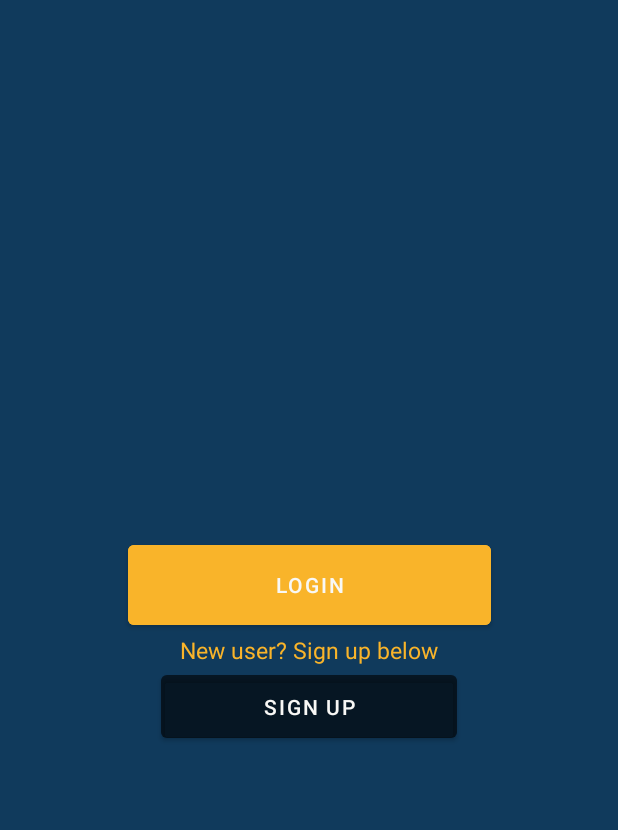
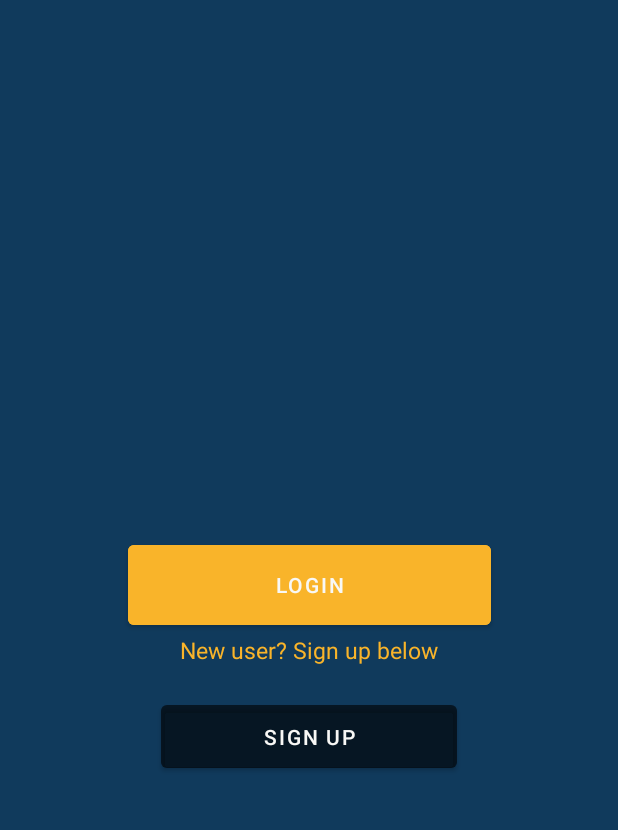
Before and after one commit to zachaareee/MedicManage, an Android app: the screen it shows after launch (MainActivity), on a phone screen of 412 x 824 dp, the part 142-972 px from its top. Run offline under Robolectric (Android 15) with nearby library versions, the phone set to English and light mode, and no system bars; our stand-ins replace Room's generated code.

```diff
--- a/app/src/main/res/layout/activity_main.xml
+++ b/app/src/main/res/layout/activity_main.xml
@@ -26,6 +26,7 @@
         android:text="@string/welcome_text"
         android:textColor="@color/yellow"
         android:textSize="13pt"
+        app:layout_constraintBottom_toTopOf="@+id/imageView2"
         app:layout_constraintEnd_toEndOf="parent"
         app:layout_constraintStart_toStartOf="parent"
         app:layout_constraintTop_toTopOf="parent" />
@@ -56,8 +57,10 @@
         android:id="@+id/button5"
         android:layout_width="197dp"
         android:layout_height="54dp"
+        android:layout_marginBottom="192dp"
         android:backgroundTint="@color/material_on_background_disabled"
         android:text="@string/signup_button_text"
+        app:layout_constraintBottom_toBottomOf="parent"
         app:layout_constraintEnd_toEndOf="parent"
         app:layout_constraintStart_toStartOf="parent"
         app:layout_constraintTop_toBottomOf="@+id/textView2" />
```
